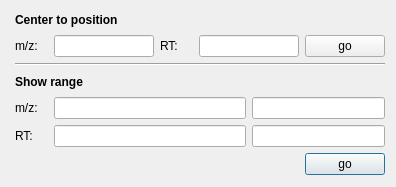
First picture: the form in source/VISUAL/DIALOGS/Spectrum2DGoToDialog.ui, repository open-ms/all-svn-branches, before the edit.
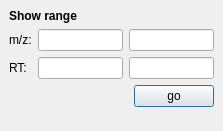
Second picture: the form after the edit.

Commit message: new goto dialogs; speedup of peak drawing in 2d

What changed in the file:
```diff
--- a/source/VISUAL/DIALOGS/Spectrum2DGoToDialog.ui
+++ b/source/VISUAL/DIALOGS/Spectrum2DGoToDialog.ui
@@ -8,38 +8,30 @@
       <rect>
         <x>0</x>
         <y>0</y>
-        <width>396</width>
-        <height>187</height>
+    <width>223</width>
+    <height>131</height>
       </rect>
     </property>
     <property name="windowTitle" >
       <string>go to</string>
     </property>
-    <widget class="QWidget" name="layout3" >
-      <property name="geometry" >
-        <rect>
-          <x>15</x>
-          <y>10</y>
-          <width>370</width>
-          <height>165</height>
-        </rect>
-      </property>
+  <layout class="QVBoxLayout" >
+   <property name="margin" >
+    <number>9</number>
+   </property>
+   <property name="spacing" >
+    <number>6</number>
+   </property>
+   <item>
       <layout class="QGridLayout" >
         <property name="margin" >
           <number>0</number>
         </property>
-        <item rowspan="1" row="4" column="1" colspan="3" >
-          <widget class="QLineEdit" name="minXLineEdit" >
-            <property name="maximumSize" >
-              <size>
-                <width>300</width>
-                <height>32767</height>
-              </size>
-            </property>
-          </widget>
-        </item>
-        <item rowspan="1" row="4" column="4" colspan="2" >
-          <widget class="QLineEdit" name="maxXLineEdit" >
+     <property name="spacing" >
+      <number>6</number>
+     </property>
+     <item row="2" column="2" >
+      <widget class="QLineEdit" name="max_rt_" >
             <property name="maximumSize" >
               <size>
                 <width>300</width>
@@ -48,17 +40,7 @@
             </property>
           </widget>
         </item>
-        <item rowspan="1" row="2" column="0" colspan="6" >
-          <widget class="Line" name="line3" >
-            <property name="frameShape" >
-              <enum>QFrame::HLine</enum>
-            </property>
-            <property name="frameShadow" >
-              <enum>QFrame::Sunken</enum>
-            </property>
-          </widget>
-        </item>
-        <item row="4" column="0" >
+     <item row="1" column="0" >
           <widget class="QLabel" name="textLabel1_2" >
             <property name="text" >
               <string>m/z:</string>
@@ -68,81 +50,28 @@
             </property>
           </widget>
         </item>
-        <item rowspan="1" row="5" column="4" colspan="2" >
-          <widget class="QLineEdit" name="maxYLineEdit" >
-            <property name="maximumSize" >
-              <size>
-                <width>300</width>
-                <height>32767</height>
-              </size>
-            </property>
-          </widget>
-        </item>
-        <item rowspan="1" row="1" column="3" colspan="2" >
-          <widget class="QLineEdit" name="centerPositionYLineEdit" >
-            <property name="sizePolicy" >
-              <sizepolicy>
-                <hsizetype>3</hsizetype>
-                <vsizetype>0</vsizetype>
-                <horstretch>0</horstretch>
-                <verstretch>0</verstretch>
-              </sizepolicy>
-            </property>
-            <property name="maximumSize" >
-              <size>
-                <width>100</width>
-                <height>32767</height>
-              </size>
-            </property>
-          </widget>
-        </item>
-        <item row="1" column="2" >
-          <widget class="QLabel" name="textLabel1_3" >
-            <property name="text" >
-              <string>RT:</string>
-            </property>
-            <property name="wordWrap" >
-              <bool>false</bool>
-            </property>
-          </widget>
-        </item>
-        <item row="5" column="0" >
-          <widget class="QLabel" name="textLabel2_3" >
-            <property name="text" >
-              <string>RT:</string>
-            </property>
-            <property name="wordWrap" >
-              <bool>false</bool>
-            </property>
-          </widget>
-        </item>
         <item row="1" column="1" >
-          <widget class="QLineEdit" name="centerPositionXLineEdit" >
-            <property name="sizePolicy" >
-              <sizepolicy>
-                <hsizetype>3</hsizetype>
-                <vsizetype>0</vsizetype>
-                <horstretch>0</horstretch>
-                <verstretch>0</verstretch>
-              </sizepolicy>
-            </property>
+      <widget class="QLineEdit" name="min_mz_" >
             <property name="maximumSize" >
               <size>
-                <width>100</width>
+         <width>300</width>
                 <height>32767</height>
               </size>
             </property>
           </widget>
         </item>
-        <item row="6" column="5" >
-          <widget class="QPushButton" name="setVisibleAreaButton" >
+     <item row="2" column="0" >
+      <widget class="QLabel" name="textLabel2_3" >
             <property name="text" >
-              <string>go</string>
-            </property>
-          </widget>
-        </item>
-        <item rowspan="1" row="5" column="1" colspan="3" >
-          <widget class="QLineEdit" name="minYLineEdit" >
+        <string>RT:</string>
+       </property>
+       <property name="wordWrap" >
+        <bool>false</bool>
+       </property>
+      </widget>
+     </item>
+     <item row="2" column="1" >
+      <widget class="QLineEdit" name="min_rt_" >
             <property name="maximumSize" >
               <size>
                 <width>300</width>
@@ -151,42 +80,21 @@
             </property>
           </widget>
         </item>
-        <item row="1" column="0" >
-          <widget class="QLabel" name="textLabel1" >
-            <property name="text" >
-              <string>m/z:</string>
-            </property>
-            <property name="wordWrap" >
-              <bool>false</bool>
-            </property>
-          </widget>
-        </item>
-        <item rowspan="1" row="0" column="0" colspan="6" >
-          <widget class="QLabel" name="textLabel2" >
-            <property name="font" >
-              <font>
-                <bold>true</bold>
-              </font>
-            </property>
-            <property name="text" >
-              <string>Center to position</string>
-            </property>
-            <property name="wordWrap" >
-              <bool>false</bool>
-            </property>
-          </widget>
-        </item>
-        <item row="1" column="5" >
-          <widget class="QPushButton" name="gotoButton" >
-            <property name="text" >
-              <string>go</string>
-            </property>
-          </widget>
-        </item>
-        <item rowspan="1" row="3" column="0" colspan="6" >
+     <item row="1" column="2" >
+      <widget class="QLineEdit" name="max_mz_" >
+       <property name="maximumSize" >
+        <size>
+         <width>300</width>
+         <height>32767</height>
+        </size>
+       </property>
+      </widget>
+     </item>
+     <item row="0" column="0" colspan="3" >
           <widget class="QLabel" name="textLabel2_2" >
             <property name="font" >
               <font>
+         <weight>75</weight>
                 <bold>true</bold>
               </font>
             </property>
@@ -199,7 +107,51 @@
           </widget>
         </item>
       </layout>
-    </widget>
+   </item>
+   <item>
+    <layout class="QHBoxLayout" >
+     <property name="margin" >
+      <number>0</number>
+     </property>
+     <property name="spacing" >
+      <number>6</number>
+     </property>
+     <item>
+      <spacer>
+       <property name="orientation" >
+        <enum>Qt::Horizontal</enum>
+       </property>
+       <property name="sizeHint" >
+        <size>
+         <width>40</width>
+         <height>20</height>
+        </size>
+       </property>
+      </spacer>
+     </item>
+     <item>
+      <widget class="QPushButton" name="button" >
+       <property name="text" >
+        <string>go</string>
+       </property>
+      </widget>
+     </item>
+    </layout>
+   </item>
+   <item>
+    <spacer>
+     <property name="orientation" >
+      <enum>Qt::Vertical</enum>
+     </property>
+     <property name="sizeHint" >
+      <size>
+       <width>20</width>
+       <height>40</height>
+      </size>
+     </property>
+    </spacer>
+   </item>
+  </layout>
   </widget>
   <layoutdefault spacing="6" margin="11" />
   
```
Left out of the diff: 78 changed lines with no effect on the pictures. Lines whose indentation alone changed are shown as unchanged. The commit also changes 14 other files.
